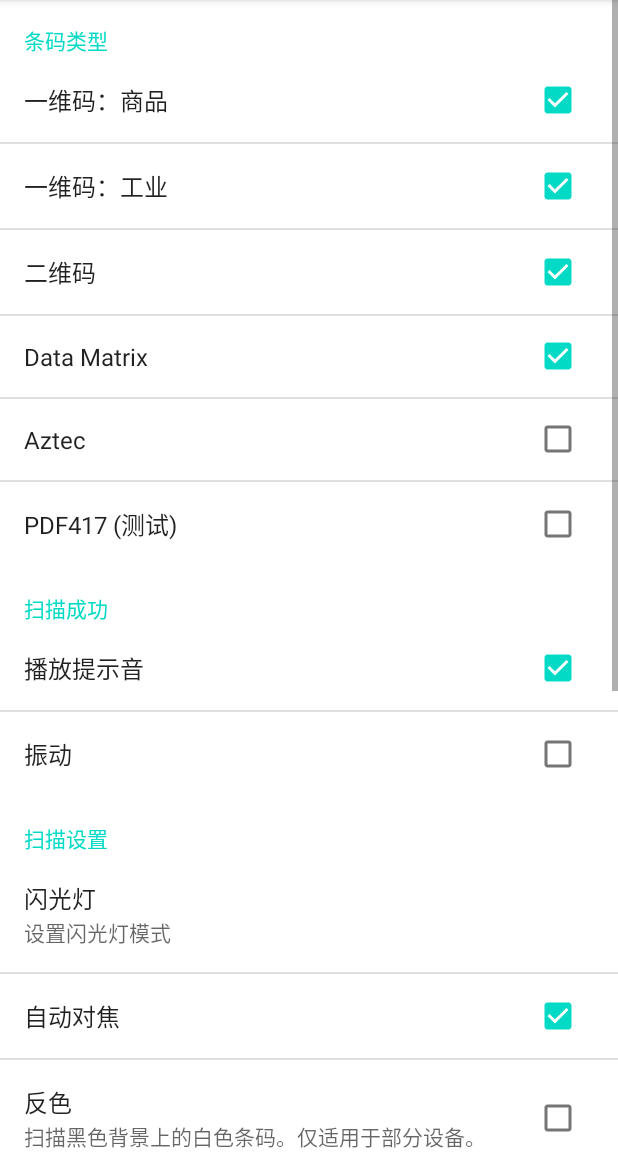
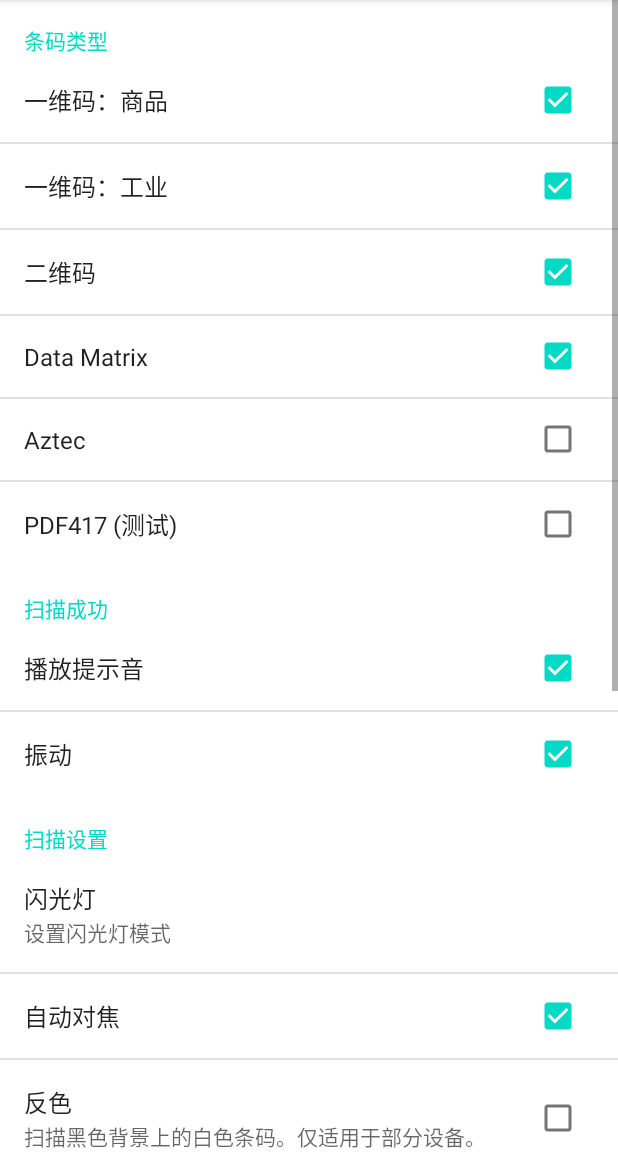
Before and after one commit to mengzhinan/zxing_test, an Android app: the fragment PreferencesFragment shown on its own in the app's theme, on a phone screen of 412 x 824 dp, the part 84-1236 px from its top. Run offline under Robolectric (Android 15) with nearby library versions, the phone set to English and light mode, and no system bars.

Commit message:
默认震动

```diff
--- a/zxing/src/main/res/xml/preferences.xml
+++ b/zxing/src/main/res/xml/preferences.xml
@@ -46,7 +46,7 @@
             android:key="preferences_play_beep"
             android:title="@string/preferences_play_beep_title" />
         <CheckBoxPreference
-            android:defaultValue="false"
+            android:defaultValue="true"
             android:key="preferences_vibrate"
             android:title="@string/preferences_vibrate_title" />
     </PreferenceCategory>
```
